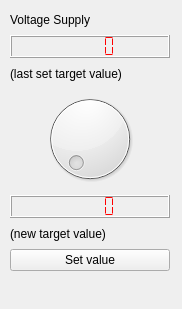
Qt form src/pythion/_layout/xml/output.ui (MaxHalldin/WienFilter) before a commit.
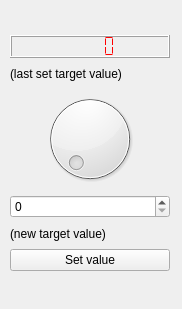
The same form after that commit.

Commit message: Added input spinBox (wrong branch)

Diff of the .ui file:
```diff
--- a/src/pythion/_layout/xml/output.ui
+++ b/src/pythion/_layout/xml/output.ui
@@ -26,7 +26,7 @@
     <item>
      <widget class="QLabel" name="label">
       <property name="text">
-       <string>Voltage Supply</string>
+       <string/>
       </property>
      </widget>
     </item>
@@ -61,14 +61,7 @@
      </widget>
     </item>
     <item>
-     <widget class="QLCDNumber" name="newValueLCD">
-      <property name="styleSheet">
-       <string notr="true">color: rgb(255, 0, 0);</string>
-      </property>
-      <property name="segmentStyle">
-       <enum>QLCDNumber::Flat</enum>
-      </property>
-     </widget>
+     <widget class="QSpinBox" name="outputSpinbox"/>
     </item>
     <item>
      <widget class="QLabel" name="label_3">
```
Left out of the diff: 6 changed lines with no effect on the pictures. The commit also changes 3 other files.
